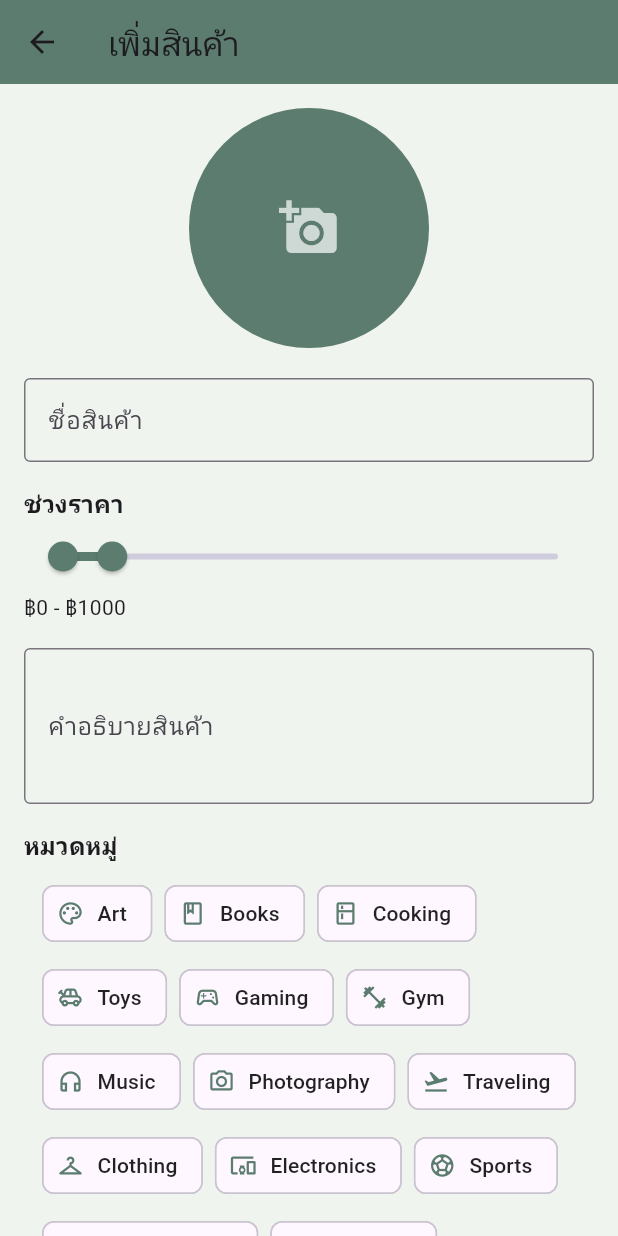
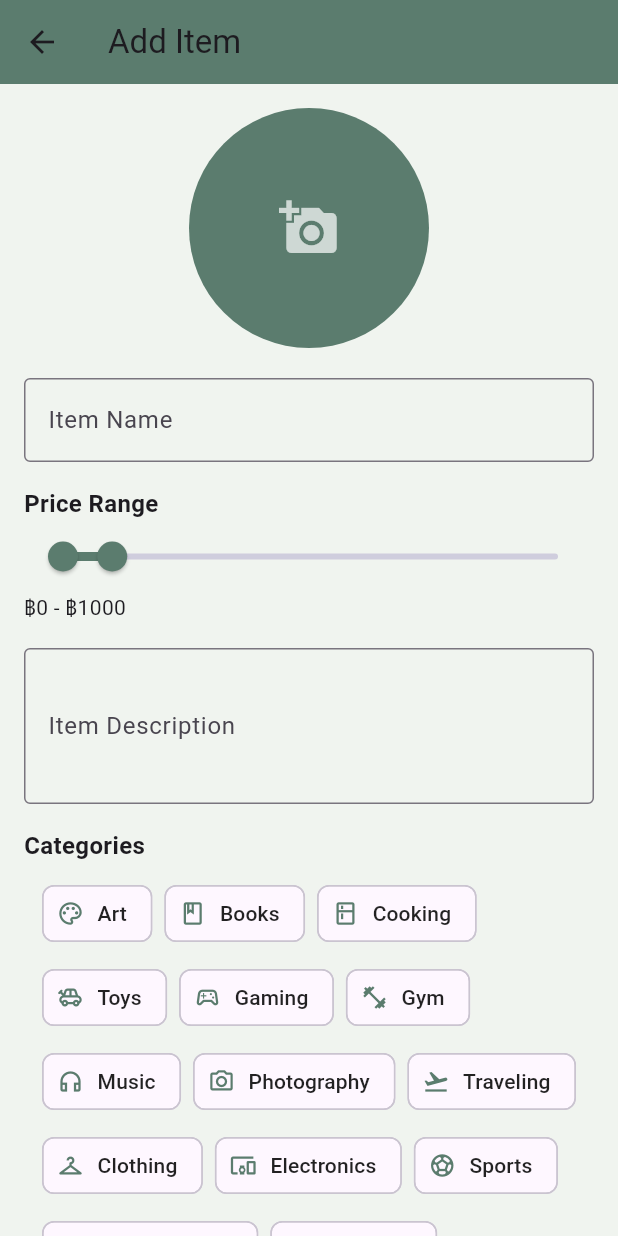
Before and after one commit to MairuNgong/SoftDev-frontend, a Flutter app: the AddItemPage screen opened directly, on a phone screen of 412 x 824 dp. Run offline on Flutter 3.47's test engine with Material 3 defaults, Android fonts, the phone set to English and light mode, and no system bars; our stand-ins replace app_links, curved_navigation_bar, dio, flutter_dotenv, flutter_secure_storage, google_fonts and 2 more; accounts and stored records are empty.

Commit message:
Update UI text to English and extend models
Changed UI labels, messages, and validation text from Thai to English across multiple pages for consistency. Extended Item and Transaction models to support new nullable fields (description, ownerRatingScore, offererRating, accepterRating) and updated related logic. Improved transaction status handling and added support for new status in history page.

```diff
--- a/frontend/lib/models/transaction_model.dart
+++ b/frontend/lib/models/transaction_model.dart
@@ -5,7 +5,9 @@ class Item {
   final int id;
   final String name;
   final String priceRange;
+  final String? description;      // ADDED: เพิ่ม description (อาจเป็น null)
   final String ownerEmail;
+  final double? ownerRatingScore; // ADDED: เพิ่ม ownerRatingScore (อาจเป็น null)
   final List<String> itemCategories;
   final List<String> itemPictures;
 
@@ -13,7 +15,9 @@ class Item {
     required this.id,
     required this.name,
     required this.priceRange,
+    this.description,             // ADDED
     required this.ownerEmail,
+    this.ownerRatingScore,        // ADDED
     required this.itemCategories,
     required this.itemPictures,
   });
@@ -23,7 +27,10 @@ class Item {
       id: json['id'],
       name: json['name'],
       priceRange: json['priceRange'],
+      description: json['description'], // ADDED
       ownerEmail: json['ownerEmail'],
+      // ADDED: แปลงเป็น double และป้องกันค่า null
+      ownerRatingScore: (json['ownerRatingScore'] as num?)?.toDouble(),
       itemCategories: List<String>.from(json['ItemCategories'] ?? []),
       itemPictures: List<String>.from(json['ItemPictures'] ?? []),
     );
@@ -31,6 +38,7 @@ class Item {
 }
 
 // Model ตัวที่ 2 (ตรงกลาง): สำหรับข้อมูล TradeItem ที่เชื่อม Transaction กับ Item
+// ไม่มีการเปลี่ยนแปลง
 class TradeItem {
   final Item item;
 
@@ -49,6 +57,8 @@ class Transaction {
   final String offerEmail;
   final String accepterEmail;
   final String status;
+  final double? offererRating;  // ADDED: เพิ่ม offererRating (อาจเป็น null)
+  final double? accepterRating; // ADDED: เพิ่ม accepterRating (อาจเป็น null)
   final DateTime updatedAt;
   final List<TradeItem> tradeItems;
 
@@ -57,13 +67,15 @@ class Transaction {
     required this.offerEmail,
     required this.accepterEmail,
     required this.status,
+    this.offererRating,           // ADDED
+    this.accepterRating,          // ADDED
     required this.updatedAt,
     required this.tradeItems,
   });
 
   factory Transaction.fromJson(Map<String, dynamic> json) {
-    // แปลง List ของ TradeItems ที่ซ้อนอยู่ข้างใน
-    var tradeItemsList = json['TradeItems'] as List;
+    // ปรับปรุงให้รองรับกรณี TradeItems เป็น null
+    var tradeItemsList = (json['TradeItems'] as List?) ?? [];
     List<TradeItem> parsedTradeItems = tradeItemsList.map((i) => TradeItem.fromJson(i)).toList();
 
     return Transaction(
@@ -71,6 +83,9 @@ class Transaction {
       offerEmail: json['offerEmail'],
       accepterEmail: json['accepterEmail'],
       status: json['status'],
+      // ADDED: แปลงเป็น double และป้องกันค่า null
+      offererRating: (json['offererRating'] as num?)?.toDouble(),
+      accepterRating: (json['accepterRating'] as num?)?.toDouble(),
       updatedAt: DateTime.parse(json['updatedAt']),
       tradeItems: parsedTradeItems,
     );
--- a/frontend/lib/pages/additem_page.dart
+++ b/frontend/lib/pages/additem_page.dart
@@ -74,12 +74,12 @@ class _AddItemPageState extends State<AddItemPage> {
 
       if (!mounted) return;
       ScaffoldMessenger.of(context).showSnackBar(
-        const SnackBar(content: Text("✅ เพิ่มสินค้าเรียบร้อย!")),
+        const SnackBar(content: Text("✅ Item added successfully!")),
       );
       Navigator.pop(context);
     } catch (e) {
       ScaffoldMessenger.of(context).showSnackBar(
-        SnackBar(content: Text("❌ เกิดข้อผิดพลาด: $e")),
+        SnackBar(content: Text("❌ Error occurred: $e")),
       );
     }
   }
@@ -89,7 +89,7 @@ class _AddItemPageState extends State<AddItemPage> {
     return Scaffold(
       backgroundColor: const Color(0xFFF0F4EF),
       appBar: AppBar(
-        title: const Text("เพิ่มสินค้า"),
+        title: const Text("Add Item"),
         backgroundColor: const Color(0xFF5B7C6E),
       ),
       body: SingleChildScrollView(
@@ -113,22 +113,22 @@ class _AddItemPageState extends State<AddItemPage> {
               ),
               const SizedBox(height: 20),
 
-              // 🔹 ชื่อสินค้า
+              // 🔹 Item Name
               TextFormField(
                 controller: _nameController,
                 decoration: const InputDecoration(
-                  labelText: "ชื่อสินค้า",
+                  labelText: "Item Name",
                   border: OutlineInputBorder(),
                 ),
-                validator: (v) => v!.isEmpty ? "กรุณากรอกชื่อสินค้า" : null,
+                validator: (v) => v!.isEmpty ? "Please enter item name" : null,
               ),
               const SizedBox(height: 16),
 
-              // 🔹 Slider ราคา
+              // 🔹 Price Range Slider
               Column(
                 crossAxisAlignment: CrossAxisAlignment.start,
                 children: [
-                  const Text("ช่วงราคา", style: TextStyle(fontSize: 16, fontWeight: FontWeight.bold)),
+                  const Text("Price Range", style: TextStyle(fontSize: 16, fontWeight: FontWeight.bold)),
                   RangeSlider(
                     values: RangeValues(_minPrice, _maxPrice),
                     min: 0,
@@ -151,21 +151,21 @@ class _AddItemPageState extends State<AddItemPage> {
               ),
               const SizedBox(height: 16),
 
-              // 🔹 คำอธิบายสินค้า
+              // 🔹 Item Description
               TextFormField(
                 controller: _descriptionController,
                 maxLines: 3,
                 decoration: const InputDecoration(
-                  labelText: "คำอธิบายสินค้า",
+                  labelText: "Item Description",
                   border: OutlineInputBorder(),
                 ),
               ),
               const SizedBox(height: 16),
 
-              // 🔹 หมวดหมู่พร้อม Icon
+              // 🔹 Categories with Icon
               Align(
                 alignment: Alignment.centerLeft,
-                child: const Text("หมวดหมู่", style: TextStyle(fontSize: 16, fontWeight: FontWeight.bold)),
+                child: const Text("Categories", style: TextStyle(fontSize: 16, fontWeight: FontWeight.bold)),
               ),
               const SizedBox(height: 10),
               Wrap(
@@ -205,7 +205,7 @@ class _AddItemPageState extends State<AddItemPage> {
                   minimumSize: const Size.fromHeight(50),
                 ),
                 child: const Text(
-                  "เพิ่มสินค้า",
+                  "Add Item",
                   style: TextStyle(fontSize: 18, color: Colors.white),
                 ),
               ),
--- a/frontend/lib/pages/edit_profile_page.dart
+++ b/frontend/lib/pages/edit_profile_page.dart
@@ -151,7 +151,7 @@ class _EditProfilePageState extends State<EditProfilePage> {
                       TextFormField(
                         controller: _nameController,
                         decoration: const InputDecoration(labelText: "Name"),
-                        validator: (v) => (v == null || v.trim().isEmpty) ? "กรุณากรอกชื่อ" : null,
+                        validator: (v) => (v == null || v.trim().isEmpty) ? "Please enter your name" : null,
                       ),
                       const SizedBox(height: 16),
                       TextFormField(
@@ -180,14 +180,14 @@ class _EditProfilePageState extends State<EditProfilePage> {
                 FilledButton.icon(
                   onPressed: _isLoading ? null : _save,
                   icon: const Icon(Icons.check),
-                  label: const Text("บันทึก"),
+                  label: const Text("Save"),
                   style: buttonStyle, // ✨ 6. ใช้สไตล์ที่กำหนด
                 ),
                 const SizedBox(height: 8),
                 OutlinedButton.icon(
                   onPressed: _isLoading ? null : () => Navigator.pop(context),
                   icon: const Icon(Icons.close),
-                  label: const Text("ยกเลิก"),
+                  label: const Text("Cancel"),
                   style: outlinedButtonStyle, // ✨ 6. ใช้สไตล์ที่กำหนด
                 ),
               ],
--- a/frontend/lib/pages/profile_page.dart
+++ b/frontend/lib/pages/profile_page.dart
@@ -99,10 +99,10 @@ Widget build(BuildContext context) {
         return const Scaffold(body: Center(child: CircularProgressIndicator()));
       }
       if (snapshot.hasError) {
-        return Scaffold(body: Center(child: Text('เกิดข้อผิดพลาด: ${snapshot.error}')));
+        return Scaffold(body: Center(child: Text('Error occurred: ${snapshot.error}')));
       }
       if (!snapshot.hasData) {
-        return const Scaffold(body: Center(child: Text('ไม่พบข้อมูลโปรไฟล์')));
+        return const Scaffold(body: Center(child: Text('Profile data not found')));
       }
 
       // --- ส่วนเตรียมข้อมูล (เหมือนเดิม) ---
--- a/frontend/lib/pages/search_page.dart
+++ b/frontend/lib/pages/search_page.dart
@@ -30,7 +30,7 @@ class _SearchPageState extends State<SearchPage> {
     final keyword = _searchController.text.trim();
     if (keyword.isEmpty && _selectedCategories.isEmpty) {
       ScaffoldMessenger.of(context).showSnackBar(
-        const SnackBar(content: Text("กรุณากรอกคำค้นหาหรือเลือกหมวดหมู่")),
+        const SnackBar(content: Text("Please enter a search term or select a category")),
       );
       return;
     }
@@ -53,7 +53,7 @@ class _SearchPageState extends State<SearchPage> {
       });
     } catch (e) {
       setState(() {
-        _errorMessage = "เกิดข้อผิดพลาด: $e";
+        _errorMessage = "Error occurred: $e";
         _isLoading = false;
       });
     }
@@ -71,11 +71,11 @@ class _SearchPageState extends State<SearchPage> {
         padding: const EdgeInsets.all(16.0),
         child: Column(
           children: [
-            // ช่องค้นหา
+            // Search Field
             TextField(
               controller: _searchController,
               decoration: InputDecoration(
-                hintText: 'พิมพ์ชื่อสินค้าที่ต้องการค้นหา...',
+                hintText: 'Enter item name to search...',
                 filled: true,
                 fillColor: const Color(0xFFEBD9D1),
                 border: OutlineInputBorder(
@@ -98,7 +98,7 @@ class _SearchPageState extends State<SearchPage> {
             ),
             const SizedBox(height: 10),
 
-            // เลือกหมวดหมู่
+            // Select Categories
             SingleChildScrollView(
               scrollDirection: Axis.horizontal,
               child: Row(
@@ -127,14 +127,14 @@ class _SearchPageState extends State<SearchPage> {
             ),
             const SizedBox(height: 10),
 
-            // แสดงสถานะโหลดหรือผลลัพธ์
+            // Display loading status or results
             Expanded(
               child: _isLoading
                   ? const Center(child: CircularProgressIndicator())
                   : _errorMessage != null
                       ? Center(child: Text(_errorMessage!))
                       : _searchResults.isEmpty
-                          ? const Center(child: Text("ยังไม่มีผลลัพธ์การค้นหา"))
+                          ? const Center(child: Text("No results found"))
                           : GridView.builder(
                               gridDelegate:
                                   const SliverGridDelegateWithFixedCrossAxisCount(
```
Also changed, not shown: frontend/lib/pages/history_page.dart (+20 -26 lines), frontend/pubspec.lock.
